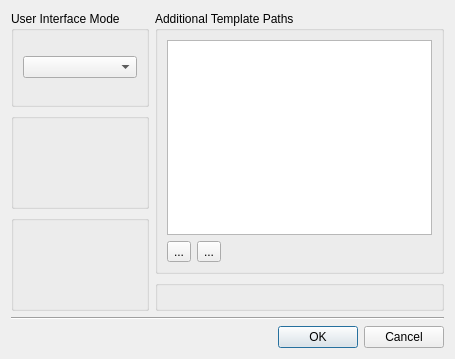
The window that tools/designer/src/designer/preferencesdialog.ui (Fat-Zer/qt4-historical) describes before a commit, drawn with Qt 5.
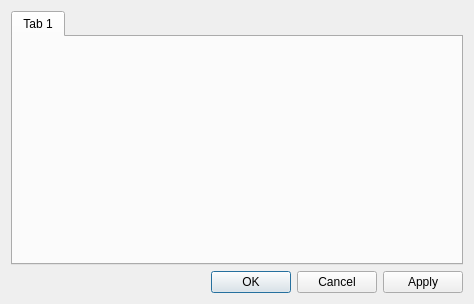
The same window after the commit. Custom widgets are drawn as their Qt base class.

The edit to the form file:
```diff
--- a/tools/designer/src/designer/preferencesdialog.ui
+++ b/tools/designer/src/designer/preferencesdialog.ui
@@ -1,132 +1,57 @@
 <ui version="4.0" >
  <class>PreferencesDialog</class>
- <widget class="QDialog" name="PreferencesDialog" >
-  <property name="geometry" >
+ <widget class="QDialog" name="PreferencesDialog">
+  <property name="geometry">
    <rect>
     <x>0</x>
     <y>0</y>
-    <width>455</width>
-    <height>359</height>
+    <width>474</width>
+    <height>304</height>
    </rect>
   </property>
-  <property name="windowTitle" >
+  <property name="sizePolicy">
+   <sizepolicy hsizetype="Expanding" vsizetype="Minimum">
+    <horstretch>0</horstretch>
+    <verstretch>0</verstretch>
+   </sizepolicy>
+  </property>
+  <property name="windowTitle">
    <string>Preferences</string>
   </property>
   <property name="modal" >
    <bool>true</bool>
   </property>
-  <layout class="QVBoxLayout" >
+  <layout class="QVBoxLayout" name="verticalLayout">
    <item>
-    <layout class="QHBoxLayout" >
-     <item>
-      <layout class="QVBoxLayout" >
-       <item>
-        <widget class="QGroupBox" name="m_uiModeGroupBox" >
-         <property name="title" >
-          <string>User Interface Mode</string>
-         </property>
-         <layout class="QVBoxLayout" >
-          <item>
-           <widget class="QComboBox" name="m_uiModeCombo" />
-          </item>
-         </layout>
-        </widget>
-       </item>
-       <item>
-        <widget class="FontPanel" name="m_fontPanel" />
-       </item>
-       <item>
-        <widget class="qdesigner_internal::PreviewConfigurationWidget" name="m_previewConfigurationWidget" />
-       </item>
-      </layout>
-     </item>
-     <item>
-      <layout class="QVBoxLayout" >
-       <item>
-        <widget class="QGroupBox" name="m_templatePathGroupBox" >
-         <property name="title" >
-          <string>Additional Template Paths</string>
-         </property>
-         <layout class="QGridLayout" >
-          <item row="0" column="0" colspan="3" >
-           <widget class="QListWidget" name="m_templatePathListWidget" />
-          </item>
-          <item row="1" column="0" >
-           <widget class="QToolButton" name="m_addTemplatePathButton" >
-            <property name="text" >
-             <string>...</string>
-            </property>
-           </widget>
-          </item>
-          <item row="1" column="1" >
-           <widget class="QToolButton" name="m_removeTemplatePathButton" >
-            <property name="text" >
-             <string>...</string>
-            </property>
-           </widget>
-          </item>
-          <item row="1" column="2" >
-           <spacer>
-            <property name="orientation" >
-             <enum>Qt::Horizontal</enum>
-            </property>
-            <property name="sizeHint" >
-             <size>
-              <width>40</width>
-              <height>20</height>
-             </size>
-            </property>
-           </spacer>
-          </item>
-         </layout>
-        </widget>
-       </item>
-       <item>
-        <widget class="qdesigner_internal::GridPanel" name="m_gridPanel" />
-       </item>
-      </layout>
-     </item>
-    </layout>
-   </item>
-   <item>
-    <widget class="Line" name="line" >
-     <property name="orientation" >
-      <enum>Qt::Horizontal</enum>
+    <widget class="QTabWidget" name="m_optionTabWidget">
+     <property name="sizePolicy">
+      <sizepolicy hsizetype="Expanding" vsizetype="Minimum">
+       <horstretch>0</horstretch>
+       <verstretch>0</verstretch>
+      </sizepolicy>
      </property>
+     <property name="currentIndex">
+      <number>0</number>
+     </property>
+     <widget class="QWidget" name="tab_2">
+      <attribute name="title">
+       <string notr="true">Tab 1</string>
+      </attribute>
+     </widget>
     </widget>
    </item>
    <item>
-    <widget class="QDialogButtonBox" name="m_dialogButtonBox" >
-     <property name="orientation" >
+    <widget class="QDialogButtonBox" name="m_dialogButtonBox">
+     <property name="orientation">
       <enum>Qt::Horizontal</enum>
      </property>
-     <property name="standardButtons" >
-      <set>QDialogButtonBox::Cancel|QDialogButtonBox::Ok</set>
+     <property name="standardButtons">
+      <set>QDialogButtonBox::Cancel|QDialogButtonBox::Apply|QDialogButtonBox::Ok</set>
      </property>
     </widget>
    </item>
   </layout>
  </widget>
- <customwidgets>
-  <customwidget>
-   <class>FontPanel</class>
-   <extends>QGroupBox</extends>
-   <header>fontpanel.h</header>
-   <container>1</container>
-  </customwidget>
-  <customwidget>
-   <class>qdesigner_internal::GridPanel</class>
-   <extends>QGroupBox</extends>
-   <header>gridpanel_p.h</header>
-   <container>1</container>
-  </customwidget>
-  <customwidget>
-   <class>qdesigner_internal::PreviewConfigurationWidget</class>
-   <extends>QGroupBox</extends>
-   <header location="global" >previewconfigurationwidget_p.h</header>
-   <container>1</container>
-  </customwidget>
- </customwidgets>
  <resources/>
  <connections>
   <connection>
```
Left out of the diff: 13 changed lines with no effect on the pictures.
